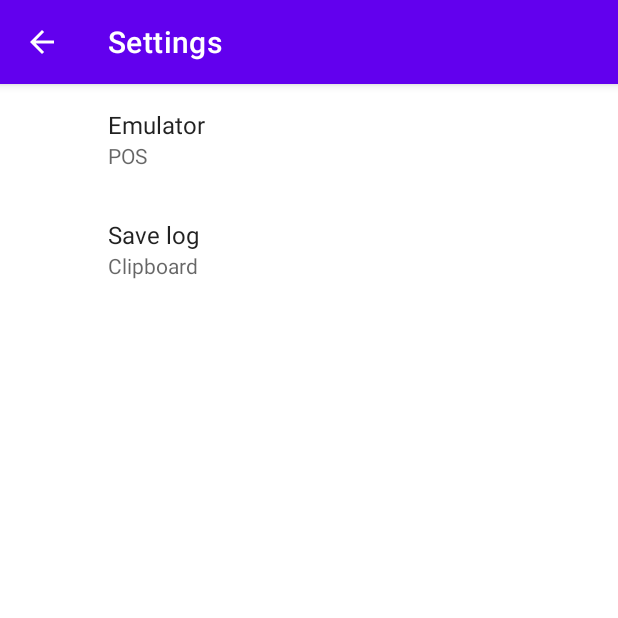
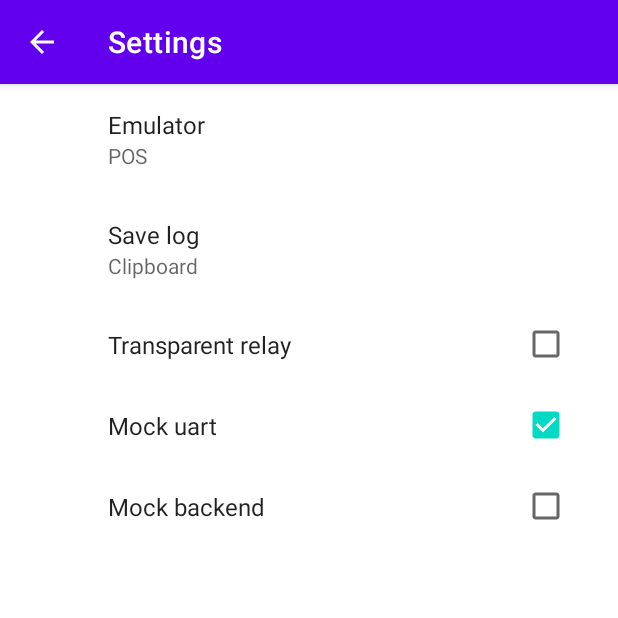
Before and after one commit to pure-uwb/pure-poc, an Android app: the SettingsActivity screen opened directly, with no data from a screen before it, on a phone screen of 412 x 824 dp, the top half of it. Run offline under Robolectric (Android 15) with nearby library versions, the phone set to English and light mode, and no system bars; our stand-ins replace androidx.preference.

Commit message:
Added boxes to select relay type and mocks.

```diff
--- a/app/src/main/res/xml/preferences.xml
+++ b/app/src/main/res/xml/preferences.xml
@@ -27,5 +27,17 @@
         app:key="save"
         app:title="@string/save_title"
         app:useSimpleSummaryProvider="true" />
+    <CheckBoxPreference
+        android:defaultValue="false"
+        android:key="transparent_relay"
+        android:title="Transparent relay" />
+    <CheckBoxPreference
+        android:defaultValue="true"
+        android:key="mock_uart"
+        android:title="Mock uart" />
+    <CheckBoxPreference
+        android:defaultValue="false"
+        android:key="mock_backend"
+        android:title="Mock backend" />
 
 </PreferenceScreen>
```
